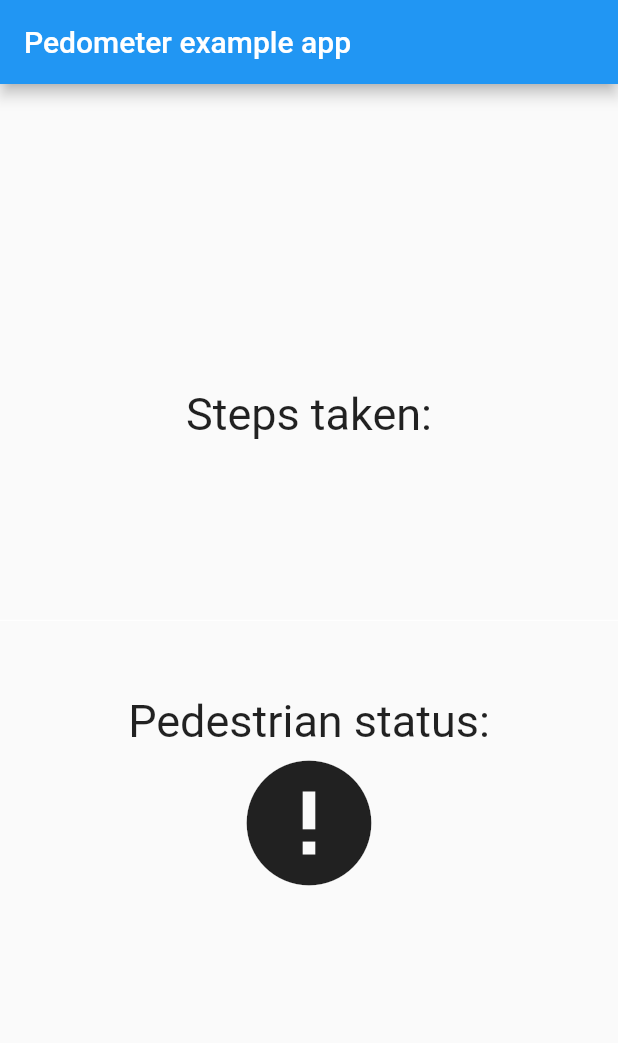
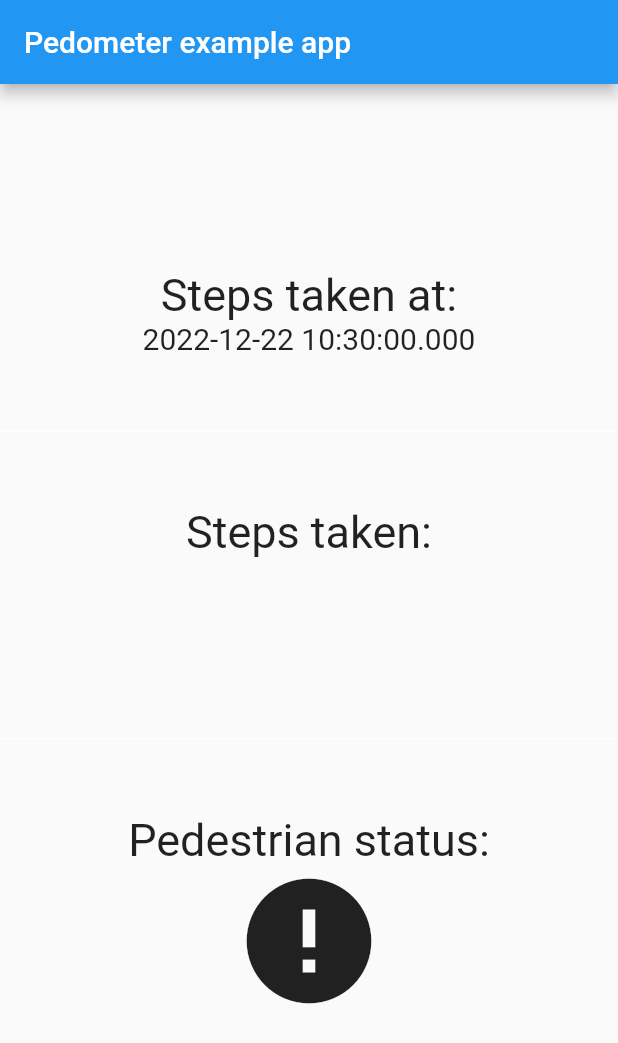
Before and after one commit to syukrianuar/demo_pedometer_health_integration, a Flutter app: the screen it shows after launch, after a tap on the "run circle" icon, on a phone screen of 412 x 824 dp. Shown: the top 1043 px of the screen. Run offline on Flutter 3.47's test engine with Material 2 defaults, Android fonts, the phone set to English and light mode, and no system bars; our stand-ins replace get, pedometer, permission_handler.

Commit message:
steps taken with -ve error

```diff
--- a/lib/main.dart
+++ b/lib/main.dart
@@ -51,18 +51,8 @@ class MyHomePage extends StatefulWidget {
 }
 
 class _MyHomePageState extends State<MyHomePage> {
-  int _counter = 0;
 
-  void _incrementCounter() {
-    setState(() {
-      // This call to setState tells the Flutter framework that something has
-      // changed in this State, which causes it to rerun the build method below
-      // so that the display can reflect the updated values. If we changed
-      // _counter without calling setState(), then the build method would not be
-      // called again, and so nothing would appear to happen.
-      _counter++;
-    });
-  }
+
 
   @override
   Widget build(BuildContext context) {
--- a/lib/screens/pedometer_screen.dart
+++ b/lib/screens/pedometer_screen.dart
@@ -2,6 +2,7 @@ import 'package:flutter/foundation.dart';
 import 'package:flutter/material.dart';
 import 'package:pedometer/pedometer.dart';
 import 'package:permission_handler/permission_handler.dart';
+import 'package:intl/intl.dart';
 
 class PedometerScreen extends StatefulWidget {
   const PedometerScreen({super.key});
@@ -10,11 +11,17 @@ class PedometerScreen extends StatefulWidget {
   State<PedometerScreen> createState() => _PedometerScreenState();
 }
 
+
 class _PedometerScreenState extends State<PedometerScreen> {
   late Stream<StepCount> _stepCountStream;
   late Stream<PedestrianStatus> _pedestrianStatusStream;
   late String _status = '';
-  late String _steps = '';
+  late int _totalSteps = 0;
+  late int _steps = 0;
+  late String _displaySteps = '';
+  late DateTime _timeStamp = DateTime.now();
+  late String _resetTime;
+  // late String a = '';
 
   @override
   void initState() {
@@ -22,23 +29,39 @@ class _PedometerScreenState extends State<PedometerScreen> {
     // _pedestrianStatusStream;
     // _status;
     // _steps;
+
     initPlatformState();
     super.initState();
   }
 
   @override
   void dispose() {
-    // TODO: implement dispose
-
     super.dispose();
   }
+
+  // void onTotalStepCount(StepCount event) {
+  //   if (kDebugMode) {
+  //     print(event);
+  //   }
+  //   setState(() {
+  //     // a = event.timeStamp.toString();
+  //     _totalSteps = event.totalSteps;
+  //   });
+  // }
 
   void onStepCount(StepCount event) {
     if (kDebugMode) {
       print(event);
     }
     setState(() {
-      _steps = event.steps.toString();
+      _timeStamp = event.timeStamp;
+      _resetTime = DateFormat.Hms().format(_timeStamp);
+      _steps = event.steps;
+      if (_resetTime == '18:00:00') {
+        //  _totalSteps = event.totalSteps;
+        _totalSteps = _totalSteps + _steps;
+      }
+      _displaySteps = (_totalSteps - _steps).toString();
     });
   }
 
@@ -68,14 +91,13 @@ class _PedometerScreenState extends State<PedometerScreen> {
       print('onStepCountError: $error');
     }
     setState(() {
-      _steps = 'Step Count not available';
+      _displaySteps = 'Step Count not available';
     });
   }
 
   Future<void> initPlatformState() async {
     if (await Permission.activityRecognition.request().isGranted) {
       _pedestrianStatusStream = Pedometer.pedestrianStatusStream;
-
       _stepCountStream = Pedometer.stepCountStream;
       _stepCountStream.listen(onStepCount).onError(onStepCountError);
       _pedestrianStatusStream
@@ -87,9 +109,11 @@ class _PedometerScreenState extends State<PedometerScreen> {
         print(_status);
       }
     } else {
-      print('Tidak dibenarkan');
+      if (kDebugMode) {
+        print('Tidak dibenarkan');
+      }
     }
-    if (!mounted) return;
+    // if (!mounted) return;
   }
 
   @override
@@ -104,11 +128,24 @@ class _PedometerScreenState extends State<PedometerScreen> {
             mainAxisAlignment: MainAxisAlignment.center,
             children: <Widget>[
               const Text(
+                'Steps taken at:',
+                style: TextStyle(fontSize: 30),
+              ),
+              Text(
+                _timeStamp.toString(),
+                style: const TextStyle(fontSize: 20),
+              ),
+              const Divider(
+                height: 100,
+                thickness: 0,
+                color: Colors.white,
+              ),
+              const Text(
                 'Steps taken:',
                 style: TextStyle(fontSize: 30),
               ),
               Text(
-                _steps,
+                _displaySteps.toString(),
                 style: const TextStyle(fontSize: 60),
               ),
               const Divider(
--- a/pubspec.yaml
+++ b/pubspec.yaml
@@ -40,6 +40,7 @@ dependencies:
   get: ^4.6.5
   health: ^4.3.0
   permission_handler: ^10.2.0
+  device_info_plus: ^8.0.0
 
 dev_dependencies:
   flutter_test:
```
Also changed, not shown: pubspec.lock, 6 other files.
